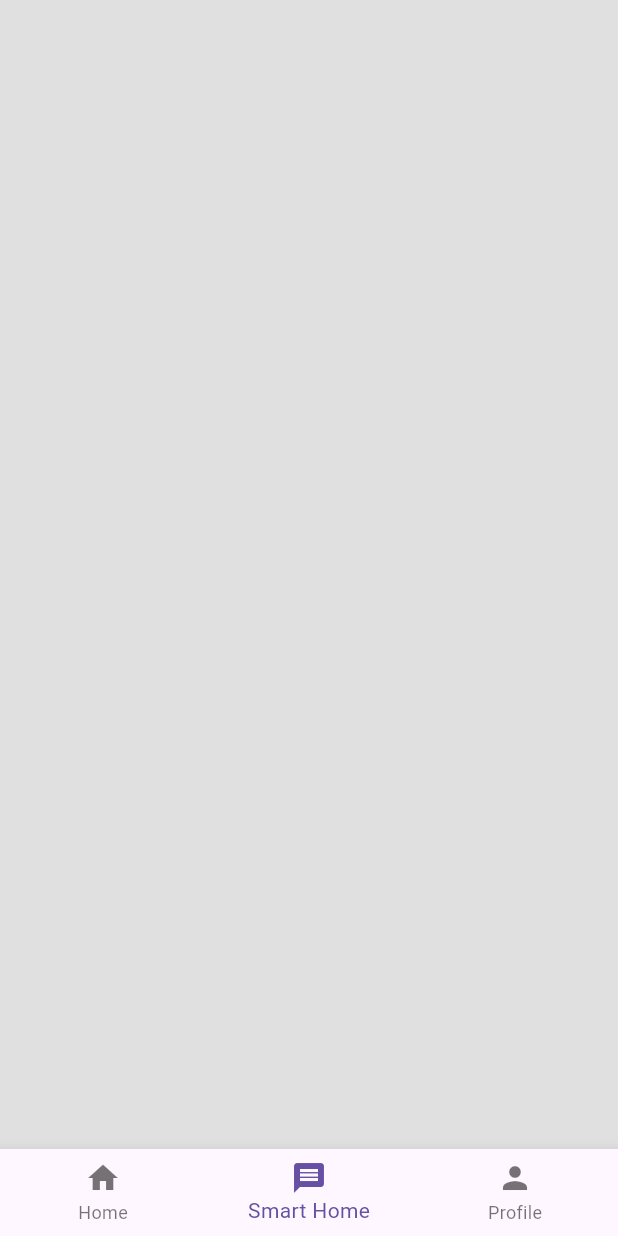
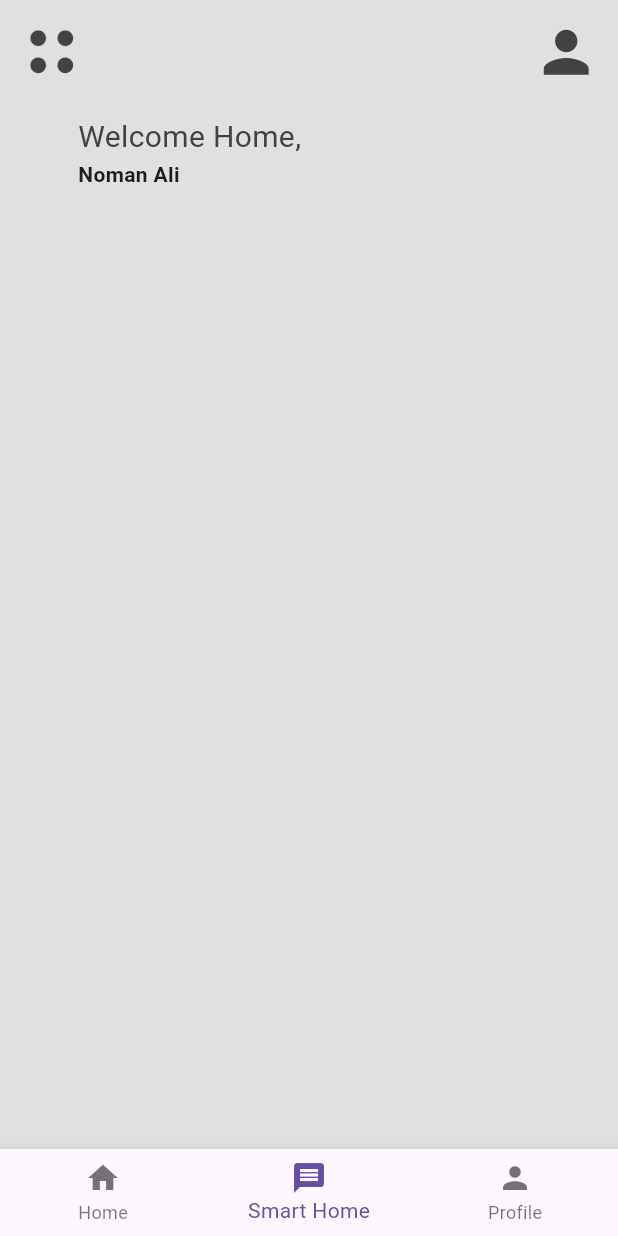
Before and after one commit to iNuman/dribble_ui, a Flutter app: the screen it shows after launch, item 2 of the bottom bar chosen, on a phone screen of 412 x 824 dp. Run offline on Flutter 3.47's test engine with Material 3 defaults, Android fonts, the phone set to English and light mode, and no system bars.

Commit message:
Icons added

```diff
--- a/lib/pages/smart_home.dart
+++ b/lib/pages/smart_home.dart
@@ -1,4 +1,5 @@
 import 'package:flutter/material.dart';
+// import 'package:google_fonts/google_fonts.dart';
 
 class SmartHome extends StatefulWidget {
   const SmartHome({super.key});
@@ -8,7 +9,6 @@ class SmartHome extends StatefulWidget {
 }
 
 class _SmartHomeState extends State<SmartHome> {
-
   final double horizontalPadding = 40;
   final double verticalPadding = 25;
 
@@ -25,11 +25,52 @@ class _SmartHomeState extends State<SmartHome> {
   Widget build(BuildContext context) {
     return Scaffold(
       backgroundColor: Colors.grey.shade300,
-      body: const Column(
-        crossAxisAlignment: CrossAxisAlignment.start,
-        children: [
+      body: Padding(
+        padding: const EdgeInsets.all(12.0),
+        child: Column(
+          crossAxisAlignment: CrossAxisAlignment.start,
+          children: [
+            Row(
+              mainAxisAlignment: MainAxisAlignment.spaceBetween,
+              children: [
+                Image.asset(
+                  'lib/icons/menu.png',
+                  height: 45,
+                  color: Colors.grey[800],
+                ),
 
-        ],
+                // account Icon
+                Icon(
+                  Icons.person,
+                  size: 45,
+                  color: Colors.grey.shade800,
+                )
+              ],
+            ),
+
+            const SizedBox(height: 20),
+
+            // welcome home
+            Padding(
+              padding: EdgeInsets.symmetric(horizontal: horizontalPadding),
+              child: Column(
+                crossAxisAlignment: CrossAxisAlignment.start,
+                children: [
+                  Text(
+                    "Welcome Home,",
+                    style: TextStyle(fontSize: 20, color: Colors.grey.shade800),
+                  ),
+                  const Text(
+                    'Noman Ali',
+                    style: TextStyle(fontWeight: FontWeight.bold),
+                  ),
+                ],
+              ),
+            ),
+
+            const SizedBox(height: 25),
+          ],
+        ),
       ),
     );
   }
--- a/pubspec.yaml
+++ b/pubspec.yaml
@@ -35,6 +35,7 @@ dependencies:
   # The following adds the Cupertino Icons font to your application.
   # Use with the CupertinoIcons class for iOS style icons.
   cupertino_icons: ^1.0.8
+#  google_fonts: 2.1.0
 
 dev_dependencies:
   flutter_test:
@@ -57,6 +58,8 @@ flutter:
   # included with your application, so that you can use the icons in
   # the material Icons class.
   uses-material-design: true
+  assets:
+    - lib/icons/
 
   # To add assets to your application, add an assets section, like this:
   # assets:
```
Also changed, not shown: 4 other files.
